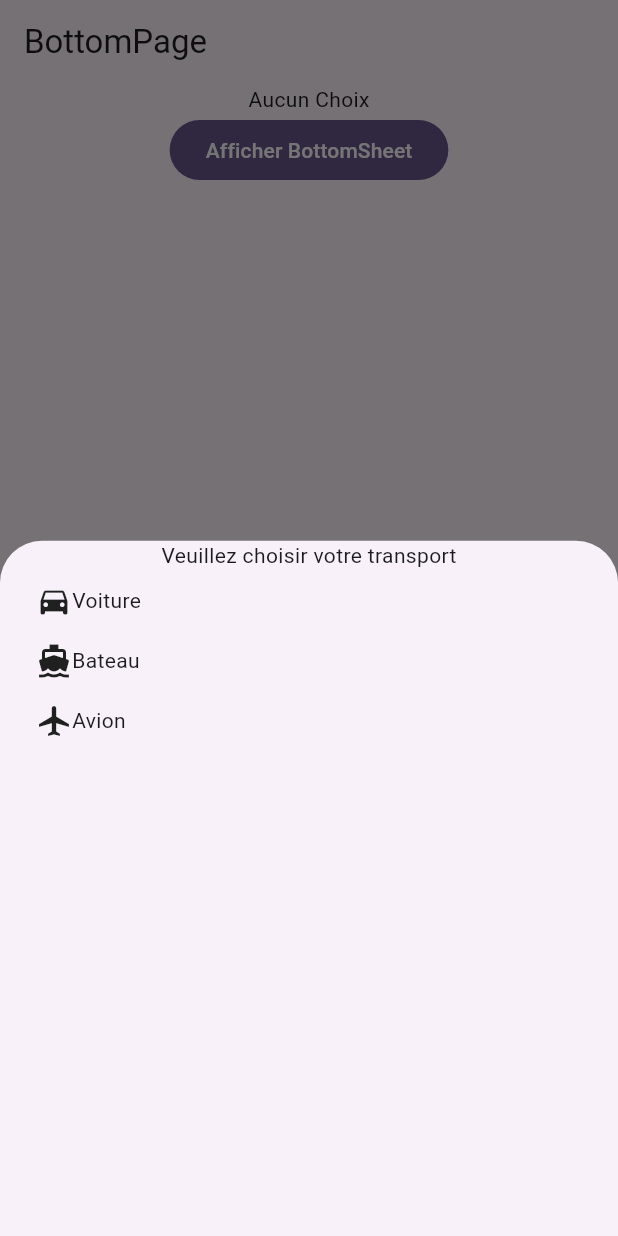
After one commit to fabienlierville/flutter_di22-1_navigation, a Flutter app: the screen it shows after launch, after a tap on "Afficher BottomSheet", on a phone screen of 412 x 824 dp. The commit adds this screen. Run offline on Flutter 3.47's test engine with Material 3 defaults, Android fonts, the phone set to English and light mode, and no system bars.

Commit message:
BottomPage

```diff
--- a/lib/main.dart
+++ b/lib/main.dart
@@ -1,5 +1,6 @@
 import 'package:flutter/material.dart';
 import 'package:navigation/pages/alert_page.dart';
+import 'package:navigation/pages/bottom_page.dart';
 import 'package:navigation/pages/simple_page.dart';
 import 'package:navigation/pages/snack_page.dart';
 
@@ -19,7 +20,7 @@ class MyApp extends StatelessWidget {
         colorScheme: ColorScheme.fromSeed(seedColor: Colors.deepPurple),
         useMaterial3: true,
       ),
-      home: SimplePage(),
+      home: BottomPage(),
     );
   }
 }
--- /dev/null
+++ b/lib/pages/bottom_page.dart
@@ -0,0 +1,90 @@
+import 'package:flutter/material.dart';
+
+class BottomPage extends StatefulWidget {
+  const BottomPage({super.key});
+
+  @override
+  State<BottomPage> createState() => _BottomPageState();
+}
+
+class _BottomPageState extends State<BottomPage> {
+  String choixTransport = "Aucun Choix";
+
+  @override
+  Widget build(BuildContext context) {
+    return Scaffold(
+      appBar: AppBar(
+        title: Text("BottomPage"),
+      ),
+      body: Center(
+        child: Column(
+          children: [
+            Text(choixTransport),
+            FilledButton(
+                onPressed: (){
+                  bottom();
+                },
+                child: Text("Afficher BottomSheet")
+            )
+          ],
+        ),
+      ),
+    );
+  }
+
+  Future<void> bottom() async{
+    showModalBottomSheet(
+        context: context,
+        isDismissible: false,
+        builder: (BuildContext contextDialog){
+          return Column(
+            children: [
+              Text("Veuillez choisir votre transport"),
+              SimpleDialogOption(
+                onPressed: (){
+                  setState(() {
+                    choixTransport = "Voiture";
+                    Navigator.pop(contextDialog);
+                  });
+                },
+                child: Row(
+                  children: [
+                    Icon(Icons.directions_car),
+                    Text("Voiture")
+                  ],
+                ),
+              ),
+              SimpleDialogOption(
+                onPressed: (){
+                  setState(() {
+                    choixTransport = "Bateau";
+                    Navigator.pop(contextDialog);
+                  });
+                },
+                child: Row(
+                  children: [
+                    Icon(Icons.directions_boat),
+                    Text("Bateau")
+                  ],
+                ),
+              ),
+              SimpleDialogOption(
+                onPressed: (){
+                  setState(() {
+                    choixTransport = "Avion";
+                    Navigator.pop(contextDialog);
+                  });
+                },
+                child: Row(
+                  children: [
+                    Icon(Icons.airplanemode_active),
+                    Text("Avion")
+                  ],
+                ),
+              ),
+            ],
+          );
+        }
+    );
+  }
+}
```
